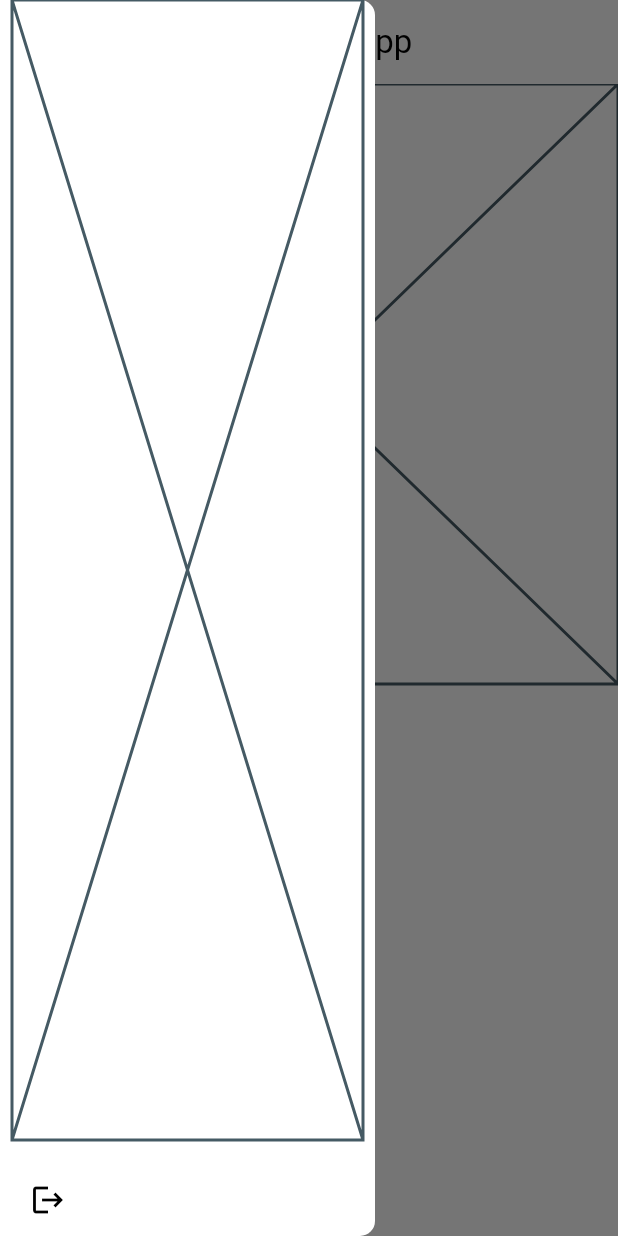
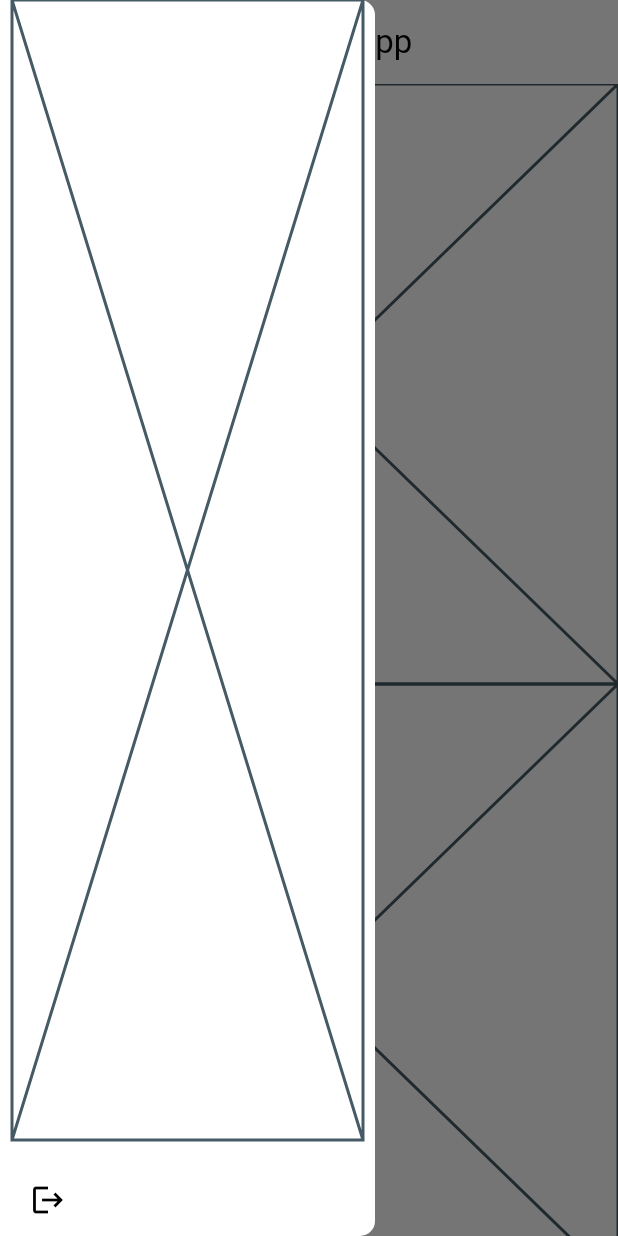
Before and after one commit to RKOrtega94/restaurant_waiter_app, a Flutter app: the screen it shows after launch, in the side drawer, after a tap on the "menu" icon, on a phone screen of 412 x 824 dp. Run offline on Flutter 3.47's test engine with Material 3 defaults, Android fonts, the phone set to English and light mode, and no system bars; our stand-ins replace hooks_riverpod, riverpod_annotation; generated files the repository leaves out were written again.

Commit message:
Refactor main layout to use NestedScrollView and update AppMainAppbar styling

```diff
--- a/lib/shared/layout/main/main_layout.dart
+++ b/lib/shared/layout/main/main_layout.dart
@@ -23,16 +23,31 @@ class MainLayout extends ConsumerWidget {
     return Scaffold(
       key: scaffoldKey,
       extendBody: true,
+      backgroundColor: Theme.of(context).colorScheme.surface,
       drawer: const AppSideNav(),
-      body: CustomScrollView(
-        slivers: [
+      body: NestedScrollView(
+        floatHeaderSlivers: true,
+        headerSliverBuilder: (context, innerBoxIsScrolled) => [
           AppMainAppbar(
             scaffoldKey: scaffoldKey,
           ),
-          const SliverToBoxAdapter(
-            child: Placeholder(),
-          ),
         ],
+        body: CustomScrollView(
+          slivers: [
+            /* AppMainAppbar(
+              scaffoldKey: scaffoldKey,
+            ), */
+            SliverToBoxAdapter(
+              child: ListView.builder(
+                shrinkWrap: true,
+                physics: const NeverScrollableScrollPhysics(),
+                padding: EdgeInsets.zero,
+                itemBuilder: (context, index) => Placeholder(),
+                itemCount: 20,
+              ),
+            ),
+          ],
+        ),
       ),
     );
   }
--- a/lib/shared/widgets/app_bar/app_main_appbar.dart
+++ b/lib/shared/widgets/app_bar/app_main_appbar.dart
@@ -19,17 +19,22 @@ class AppMainAppbar extends ConsumerWidget {
   Widget build(BuildContext context, WidgetRef ref) {
     return SliverAppBar(
       snap: true,
-      pinned: true,
+      pinned: false,
       floating: true,
       titleSpacing: 0,
       centerTitle: false,
       title: const Text('Restaurant Waiter App'),
       leading: IconButton(
-        icon: const Icon(Icons.menu),
+        icon: Icon(
+          Icons.menu,
+          color: Theme.of(context).colorScheme.onSurface,
+        ),
         onPressed: () {
           scaffoldKey.currentState!.openDrawer();
         },
       ),
+      surfaceTintColor: Colors.transparent,
+      backgroundColor: Theme.of(context).colorScheme.surface,
     );
   }
 }
```
